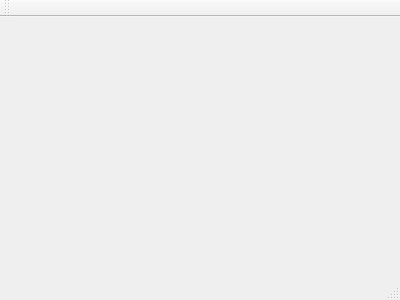
Old version of the form gui/mainwindow.ui in the repository gabrielle95/ICP-Assignment-2019.
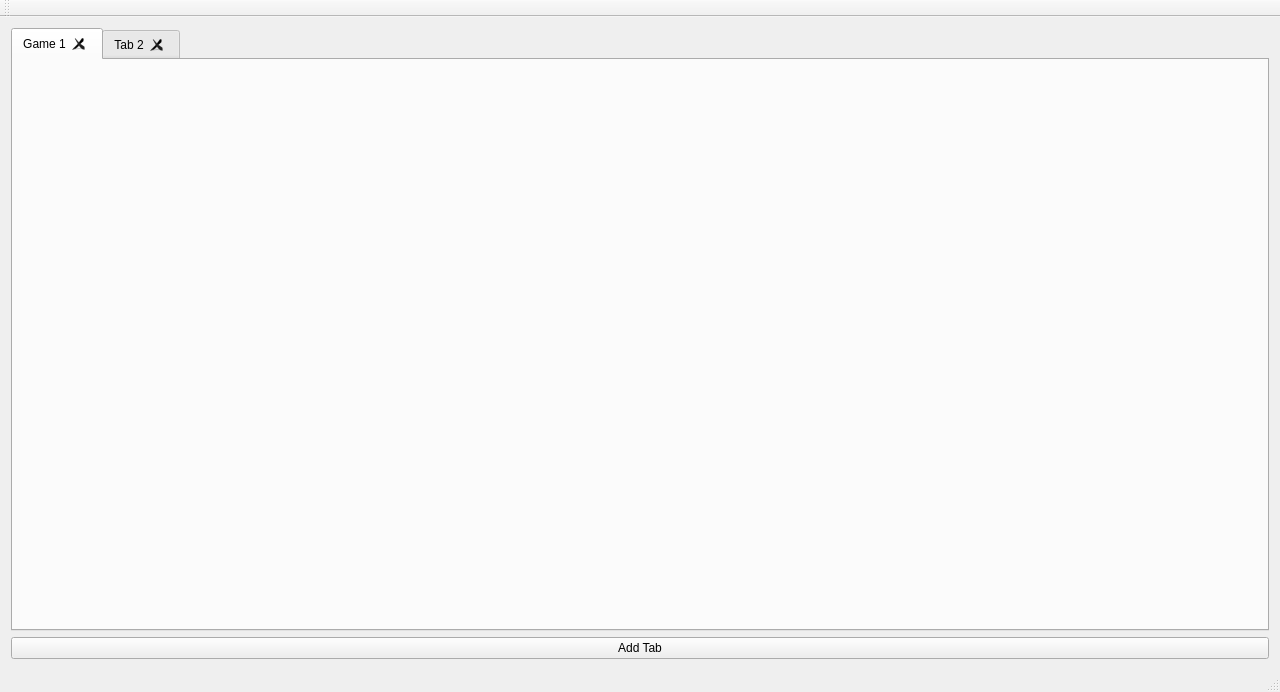
New version of the form.

Diff of the .ui file:
```diff
--- a/gui/mainwindow.ui
+++ b/gui/mainwindow.ui
@@ -1,24 +1,87 @@
 <ui version="4.0">
  <class>MainWindow</class>
- <widget class="QMainWindow" name="MainWindow" >
-  <property name="geometry" >
+ <widget class="QMainWindow" name="MainWindow">
+  <property name="geometry">
    <rect>
     <x>0</x>
     <y>0</y>
-    <width>400</width>
-    <height>300</height>
+    <width>1280</width>
+    <height>692</height>
    </rect>
   </property>
-  <property name="windowTitle" >
+  <property name="minimumSize">
+   <size>
+    <width>800</width>
+    <height>600</height>
+   </size>
+  </property>
+  <property name="windowTitle">
    <string>MainWindow</string>
   </property>
-  <widget class="QMenuBar" name="menuBar" />
-  <widget class="QToolBar" name="mainToolBar" />
-  <widget class="QWidget" name="centralWidget" />
-  <widget class="QStatusBar" name="statusBar" />
+  <widget class="QWidget" name="centralWidget">
+   <layout class="QVBoxLayout" name="verticalLayout">
+    <item>
+     <widget class="QTabWidget" name="tabWidget">
+      <property name="tabPosition">
+       <enum>QTabWidget::North</enum>
+      </property>
+      <property name="tabShape">
+       <enum>QTabWidget::Rounded</enum>
+      </property>
+      <property name="currentIndex">
+       <number>0</number>
+      </property>
+      <property name="documentMode">
+       <bool>false</bool>
+      </property>
+      <property name="tabsClosable">
+       <bool>true</bool>
+      </property>
+      <property name="movable">
+       <bool>true</bool>
+      </property>
+      <widget class="QWidget" name="Game">
+       <attribute name="title">
+        <string>Game 1</string>
+       </attribute>
+      </widget>
+      <widget class="QWidget" name="tab_2">
+       <attribute name="title">
+        <string>Tab 2</string>
+       </attribute>
+      </widget>
+     </widget>
+    </item>
+    <item>
+     <widget class="QPushButton" name="addtab_btn">
+      <property name="text">
+       <string>Add Tab</string>
+      </property>
+     </widget>
+    </item>
+   </layout>
+  </widget>
+  <widget class="QMenuBar" name="menuBar">
+   <property name="geometry">
+    <rect>
+     <x>0</x>
+     <y>0</y>
+     <width>1280</width>
+     <height>22</height>
+    </rect>
+   </property>
+  </widget>
+  <widget class="QToolBar" name="mainToolBar">
+   <attribute name="toolBarArea">
+    <enum>TopToolBarArea</enum>
+   </attribute>
+   <attribute name="toolBarBreak">
+    <bool>false</bool>
+   </attribute>
+  </widget>
+  <widget class="QStatusBar" name="statusBar"/>
  </widget>
- <layoutDefault spacing="6" margin="11" />
- <pixmapfunction></pixmapfunction>
+ <layoutdefault spacing="6" margin="11"/>
  <resources/>
  <connections/>
 </ui>
```
Left out of the diff: 1 changed line with no effect on the pictures.
